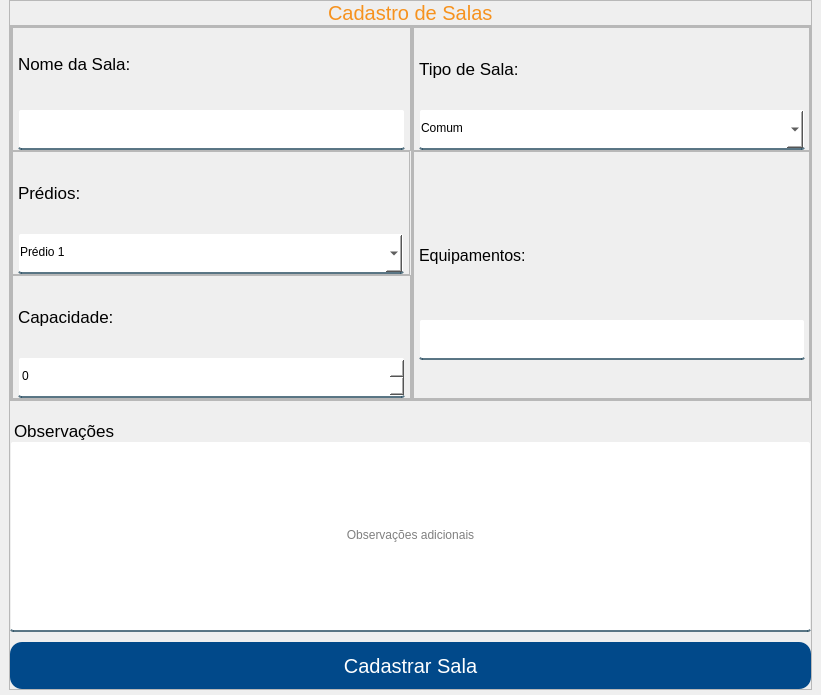
This is App/view/ui/cadastroSalas.ui in Senac-SOR-ADS/Mapa-de-Sala as Qt 5 draws it before an edit. The edited form follows.
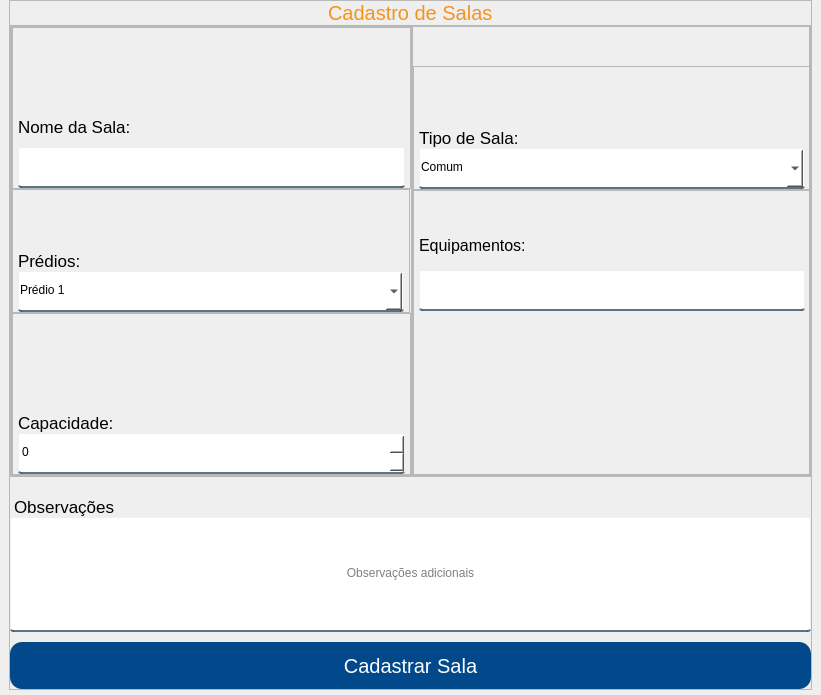
This is the edited form.

Commit message:
alteração nos layouts
novo padrão adicionado às telas para seguirem uma ordem ao serem estilizadas

Diff of the .ui file:
```diff
--- a/App/view/ui/cadastroSalas.ui
+++ b/App/view/ui/cadastroSalas.ui
@@ -187,6 +187,19 @@
                <property name="bottomMargin">
                 <number>0</number>
                </property>
+               <item>
+                <spacer name="verticalSpacer_3">
+                 <property name="orientation">
+                  <enum>Qt::Vertical</enum>
+                 </property>
+                 <property name="sizeHint" stdset="0">
+                  <size>
+                   <width>20</width>
+                   <height>40</height>
+                  </size>
+                 </property>
+                </spacer>
+               </item>
                <item>
                 <widget class="QLabel" name="label">
                  <property name="font">
@@ -251,6 +264,19 @@
                <property name="bottomMargin">
                 <number>0</number>
                </property>
+               <item>
+                <spacer name="verticalSpacer_6">
+                 <property name="orientation">
+                  <enum>Qt::Vertical</enum>
+                 </property>
+                 <property name="sizeHint" stdset="0">
+                  <size>
+                   <width>20</width>
+                   <height>40</height>
+                  </size>
+                 </property>
+                </spacer>
+               </item>
                <item>
                 <widget class="QLabel" name="label_3">
                  <property name="font">
@@ -322,6 +348,19 @@
                <property name="bottomMargin">
                 <number>0</number>
                </property>
+               <item>
+                <spacer name="verticalSpacer_2">
+                 <property name="orientation">
+                  <enum>Qt::Vertical</enum>
+                 </property>
+                 <property name="sizeHint" stdset="0">
+                  <size>
+                   <width>20</width>
+                   <height>40</height>
+                  </size>
+                 </property>
+                </spacer>
+               </item>
                <item>
                 <widget class="QLabel" name="label_5">
                  <property name="font">
@@ -386,6 +425,22 @@
             <property name="bottomMargin">
              <number>0</number>
             </property>
+            <item>
+             <spacer name="verticalSpacer_4">
+              <property name="orientation">
+               <enum>Qt::Vertical</enum>
+              </property>
+              <property name="sizeType">
+               <enum>QSizePolicy::Minimum</enum>
+              </property>
+              <property name="sizeHint" stdset="0">
+               <size>
+                <width>16</width>
+                <height>39</height>
+               </size>
+              </property>
+             </spacer>
+            </item>
             <item>
              <widget class="QFrame" name="frame_6">
               <property name="minimumSize">
@@ -422,6 +477,19 @@
                <property name="bottomMargin">
                 <number>0</number>
                </property>
+               <item>
+                <spacer name="verticalSpacer_7">
+                 <property name="orientation">
+                  <enum>Qt::Vertical</enum>
+                 </property>
+                 <property name="sizeHint" stdset="0">
+                  <size>
+                   <width>20</width>
+                   <height>41</height>
+                  </size>
+                 </property>
+                </spacer>
+               </item>
                <item>
                 <widget class="QLabel" name="label_2">
                  <property name="font">
@@ -512,12 +580,25 @@
                <property name="bottomMargin">
                 <number>0</number>
                </property>
+               <item>
+                <spacer name="verticalSpacer">
+                 <property name="orientation">
+                  <enum>Qt::Vertical</enum>
+                 </property>
+                 <property name="sizeHint" stdset="0">
+                  <size>
+                   <width>20</width>
+                   <height>40</height>
+                  </size>
+                 </property>
+                </spacer>
+               </item>
                <item>
                 <widget class="QLabel" name="label_4">
                  <property name="minimumSize">
                   <size>
                    <width>386</width>
-                   <height>81</height>
+                   <height>48</height>
                   </size>
                  </property>
                  <property name="maximumSize">
@@ -549,6 +630,22 @@
                  </property>
                 </widget>
                </item>
+               <item>
+                <spacer name="verticalSpacer_5">
+                 <property name="orientation">
+                  <enum>Qt::Vertical</enum>
+                 </property>
+                 <property name="sizeType">
+                  <enum>QSizePolicy::Minimum</enum>
+                 </property>
+                 <property name="sizeHint" stdset="0">
+                  <size>
+                   <width>20</width>
+                   <height>163</height>
+                  </size>
+                 </property>
+                </spacer>
+               </item>
               </layout>
              </widget>
             </item>
@@ -580,8 +677,8 @@
         </property>
         <property name="minimumSize">
          <size>
-          <width>721</width>
-          <height>201</height>
+          <width>125</width>
+          <height>125</height>
          </size>
         </property>
         <property name="alignment">
```
The commit also changes 5 other files.
